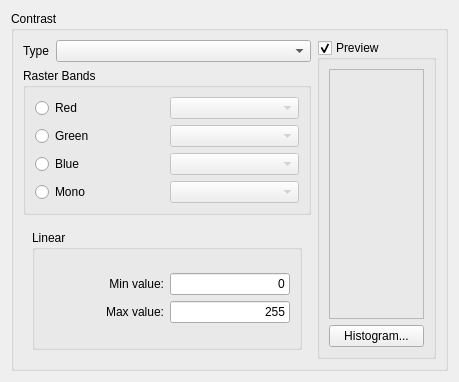
Before: the Qt Designer form src/terralib/qt/widgets/rp/ui/ContrastWizardPageForm.ui in claudiobogossian/terralib5, drawn with Qt 5.
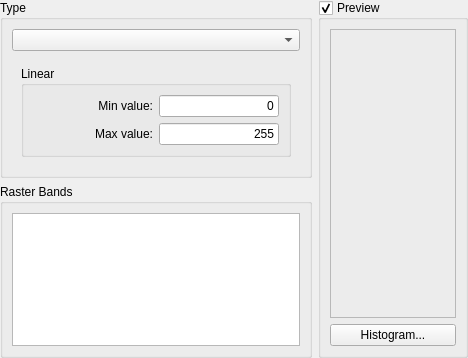
After: the same form once the commit is applied.

```diff
--- a/src/terralib/qt/widgets/rp/ui/ContrastWizardPageForm.ui
+++ b/src/terralib/qt/widgets/rp/ui/ContrastWizardPageForm.ui
@@ -6,36 +6,30 @@
    <rect>
     <x>0</x>
     <y>0</y>
-    <width>459</width>
-    <height>382</height>
+    <width>468</width>
+    <height>358</height>
    </rect>
   </property>
   <property name="windowTitle">
    <string>Contrast</string>
   </property>
-  <layout class="QGridLayout" name="gridLayout_20">
-   <item row="0" column="0">
-    <widget class="QGroupBox" name="groupBox">
-     <property name="title">
-      <string>Contrast</string>
-     </property>
      <layout class="QGridLayout" name="gridLayout_18">
+   <property name="margin">
+    <number>0</number>
+   </property>
       <item row="0" column="0">
        <layout class="QGridLayout" name="gridLayout_17">
         <item row="0" column="0">
          <layout class="QGridLayout" name="gridLayout_13">
           <item row="0" column="0">
+        <widget class="QGroupBox" name="groupBox">
+         <property name="title">
+          <string>Type</string>
+         </property>
            <layout class="QGridLayout" name="gridLayout_7">
             <item row="0" column="0">
              <layout class="QGridLayout" name="gridLayout_6">
               <item row="0" column="0">
-               <widget class="QLabel" name="label">
-                <property name="text">
-                 <string>Type</string>
-                </property>
-               </widget>
-              </item>
-              <item row="0" column="1">
                <widget class="QComboBox" name="m_contrastTypeComboBox">
                 <property name="sizePolicy">
                  <sizepolicy hsizetype="MinimumExpanding" vsizetype="Fixed">
@@ -45,95 +39,6 @@
                 </property>
                </widget>
               </item>
-             </layout>
-            </item>
-            <item row="1" column="0">
-             <widget class="QGroupBox" name="groupBox_5">
-              <property name="title">
-               <string>Raster Bands</string>
-              </property>
-              <layout class="QGridLayout" name="gridLayout_24">
-               <item row="0" column="0">
-                <layout class="QGridLayout" name="gridLayout_23">
-                 <item row="0" column="0">
-                  <layout class="QGridLayout" name="gridLayout_4">
-                   <item row="0" column="0">
-                    <widget class="QRadioButton" name="m_rRadioButton">
-                     <property name="text">
-                      <string>Red</string>
-                     </property>
-                    </widget>
-                   </item>
-                   <item row="0" column="1">
-                    <widget class="QComboBox" name="m_rComboBox">
-                     <property name="enabled">
-                      <bool>false</bool>
-                     </property>
-                    </widget>
-                   </item>
-                  </layout>
-                 </item>
-                 <item row="1" column="0">
-                  <layout class="QGridLayout" name="gridLayout_5">
-                   <item row="0" column="0">
-                    <widget class="QRadioButton" name="m_gRadioButton">
-                     <property name="text">
-                      <string>Green</string>
-                     </property>
-                    </widget>
-                   </item>
-                   <item row="0" column="1">
-                    <widget class="QComboBox" name="m_gComboBox">
-                     <property name="enabled">
-                      <bool>false</bool>
-                     </property>
-                    </widget>
-                   </item>
-                  </layout>
-                 </item>
-                 <item row="2" column="0">
-                  <layout class="QGridLayout" name="gridLayout_21">
-                   <item row="0" column="0">
-                    <widget class="QRadioButton" name="m_bRadioButton">
-                     <property name="text">
-                      <string>Blue</string>
-                     </property>
-                    </widget>
-                   </item>
-                   <item row="0" column="1">
-                    <widget class="QComboBox" name="m_bComboBox">
-                     <property name="enabled">
-                      <bool>false</bool>
-                     </property>
-                    </widget>
-                   </item>
-                  </layout>
-                 </item>
-                 <item row="3" column="0">
-                  <layout class="QGridLayout" name="gridLayout_22">
-                   <item row="0" column="0">
-                    <widget class="QRadioButton" name="m_mRadioButton">
-                     <property name="text">
-                      <string>Mono</string>
-                     </property>
-                    </widget>
-                   </item>
-                   <item row="0" column="1">
-                    <widget class="QComboBox" name="m_mComboBox">
-                     <property name="enabled">
-                      <bool>false</bool>
-                     </property>
-                    </widget>
-                   </item>
-                  </layout>
-                 </item>
-                </layout>
-               </item>
-              </layout>
-             </widget>
-            </item>
-           </layout>
-          </item>
           <item row="1" column="0">
            <widget class="QStackedWidget" name="m_stackedWidget">
             <property name="sizePolicy">
@@ -389,6 +294,50 @@
           </item>
          </layout>
         </item>
+         </layout>
+        </widget>
+       </item>
+       <item row="1" column="0">
+        <widget class="QGroupBox" name="groupBox_5">
+         <property name="title">
+          <string>Raster Bands</string>
+         </property>
+         <layout class="QGridLayout" name="gridLayout_24">
+          <item row="0" column="0">
+           <widget class="QTableWidget" name="m_bandTableWidget">
+            <property name="alternatingRowColors">
+             <bool>false</bool>
+            </property>
+            <property name="selectionMode">
+             <enum>QAbstractItemView::NoSelection</enum>
+            </property>
+            <property name="showGrid">
+             <bool>false</bool>
+            </property>
+            <attribute name="horizontalHeaderVisible">
+             <bool>false</bool>
+            </attribute>
+            <attribute name="horizontalHeaderMinimumSectionSize">
+             <number>29</number>
+            </attribute>
+            <attribute name="horizontalHeaderStretchLastSection">
+             <bool>true</bool>
+            </attribute>
+            <attribute name="verticalHeaderVisible">
+             <bool>false</bool>
+            </attribute>
+            <column>
+             <property name="text">
+              <string>Band</string>
+             </property>
+            </column>
+           </widget>
+          </item>
+         </layout>
+        </widget>
+       </item>
+      </layout>
+     </item>
         <item row="0" column="1">
          <widget class="QGroupBox" name="m_previewGroupBox">
           <property name="sizePolicy">
@@ -431,9 +380,6 @@
       </item>
      </layout>
     </widget>
-   </item>
-  </layout>
- </widget>
  <tabstops>
   <tabstop>m_rRadioButton</tabstop>
   <tabstop>m_rComboBox</tabstop>
```
Left out of the diff: 72 changed lines with no effect on the pictures. Lines whose indentation alone changed are shown as unchanged.
